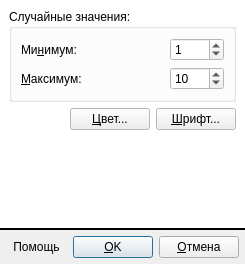
Above: ui/settingsdialog.ce.ui from leppa/tspsg before the change. Below: the same form after it.
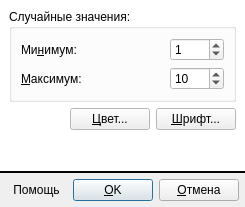
That is the form after the change. Icons and pictures are not drawn.

```diff
--- a/ui/settingsdialog.ce.ui
+++ b/ui/settingsdialog.ce.ui
@@ -6,8 +6,8 @@
    <rect>
     <x>0</x>
     <y>0</y>
-    <width>235</width>
-    <height>264</height>
+    <width>214</width>
+    <height>207</height>
    </rect>
   </property>
   <property name="windowTitle">
```
